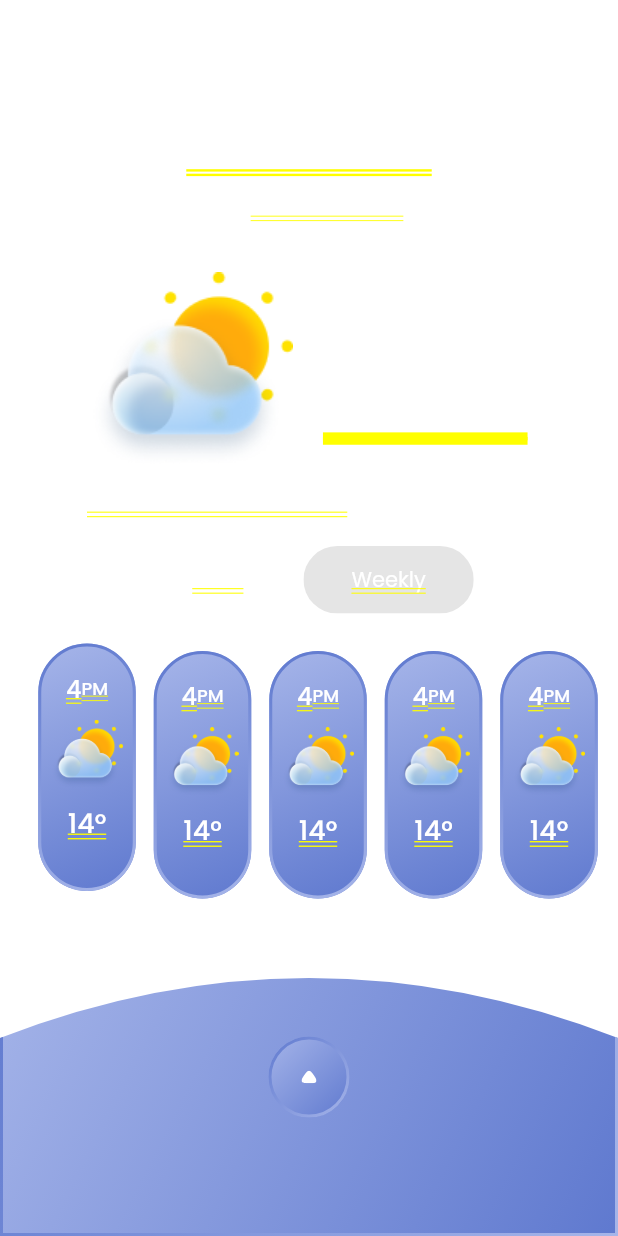
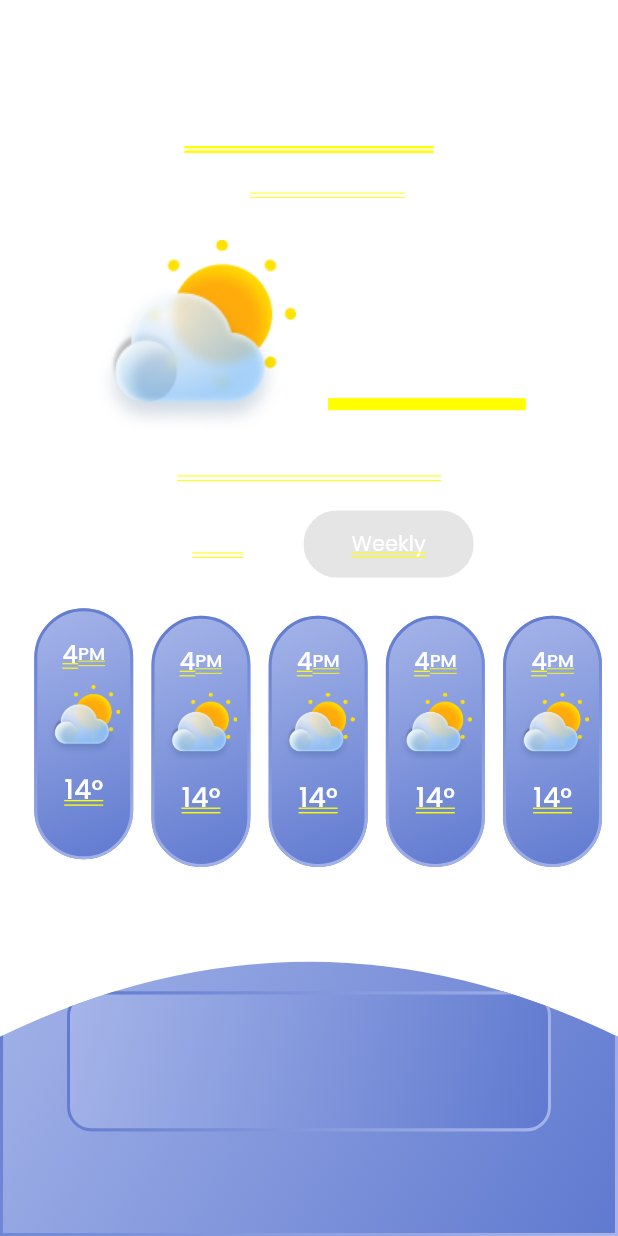
Before and after one commit to raufzer/clima-app, a Flutter app: the screen it shows after launch, on a phone screen of 412 x 824 dp. Run offline on Flutter 3.47's test engine with Material 3 defaults, Android fonts, the light colour scheme and no system bars; our stand-ins replace flutter_screenutil, flutter_svg, google_fonts, gradient_borders; missing offline and left inert: scaffold_gradient_background.

Commit message:
commit added

```diff
--- a/lib/main.dart
+++ b/lib/main.dart
@@ -1,8 +1,11 @@
 import 'package:flutter_screenutil/flutter_screenutil.dart';
 import 'package:flutter/material.dart';
 import 'package:meteoplus_app/screens/home_screen.dart';
+import 'package:flutter/services.dart';
 
 void main() {
+  WidgetsFlutterBinding.ensureInitialized();
+  SystemChrome.setEnabledSystemUIMode(SystemUiMode.immersive);
   runApp(const MeteoPlusApp());
 }
 
@@ -13,7 +16,8 @@
   Widget build(BuildContext context) {
     return ScreenUtilInit(
       designSize: const Size(375, 812),
-
+      minTextAdapt: true,
+      splitScreenMode: true,
       builder: (_, child) {
         return MaterialApp(
           debugShowCheckedModeBanner: false,
--- a/lib/screens/home_screen.dart
+++ b/lib/screens/home_screen.dart
@@ -1,7 +1,9 @@
 import 'package:flutter/material.dart';
+import 'package:flutter_screenutil/flutter_screenutil.dart';
 import 'package:meteoplus_app/utils/gradient__primary_colors.dart';
 import 'package:meteoplus_app/widgets/city_title_widget.dart';
 import 'package:meteoplus_app/widgets/current_location_widget.dart';
+import 'package:meteoplus_app/widgets/details_button.dart';
 import 'package:meteoplus_app/widgets/up_arrow_button.dart';
 import 'package:meteoplus_app/widgets/upward_slider.dart';
 import 'package:meteoplus_app/widgets/weather_hourly_list_view.dart';
@@ -16,38 +18,33 @@ class HomeScreen extends StatelessWidget {
   Widget build(BuildContext context) {
     return ScaffoldGradientBackground(
       gradient: gradientPrimaryColors,
-      body: const Column(
+      body: Column(
         mainAxisAlignment: MainAxisAlignment.start,
         children: [
           SizedBox(
-            height: 70,
+            height: 53.0.r,
           ),
-          CityTitle(),
-          CurrentLocation(),
+          const CityTitle(),
+          const CurrentLocation(),
           SizedBox(
-            height: 20,
+            height: 16.0.r,
           ),
-          WeatherStats(),
+          const WeatherStats(),
           SizedBox(
-            height: 18,
+            height: 18.0.r,
           ),
-          TimeSelector(),
+          const TimeSelector(),
           SizedBox(
-            height: 20,
+            height: 20.0.r,
           ),
-          WeatherHourlyView(),
-          CurvedContainer(
-            child: Center(
-              child: Stack(
-                children: [
-                  Text(
-                    'Hello, World!',
-                    style: TextStyle(fontSize: 20, fontWeight: FontWeight.bold),
-                  ),
-                  UpArrowButton(),
-                ],
-              ),
-            ),
+          const WeatherHourlyView(),
+          const CurvedContainer(
+            child: Column(
+              mainAxisAlignment: MainAxisAlignment.end,
+              children: [
+                DetailsButton()
+              ],
+            )
           ),
         ],
       ),
--- /dev/null
+++ b/lib/utils/curved_clipper_inverted.dart
@@ -0,0 +1,23 @@
+import 'package:flutter/material.dart';
+
+class InvertedCurvedClipper extends CustomClipper<Path> {
+  final double curveHeight;
+
+  InvertedCurvedClipper(this.curveHeight);
+
+  @override
+  Path getClip(Size size) {
+    final path = Path();
+    path.moveTo(0, 0);
+    path.lineTo(0, size.height - curveHeight);
+    path.quadraticBezierTo(size.width / 2, size.height, size.width, size.height - curveHeight);
+    path.lineTo(size.width, 0);
+    path.close();
+    return path;
+  }
+
+  @override
+  bool shouldReclip(covariant
+ CustomClipper<Path> oldClipper) => false;
+
+}
--- a/lib/widgets/city_title_widget.dart
+++ b/lib/widgets/city_title_widget.dart
@@ -1,4 +1,5 @@
 import 'package:flutter/material.dart';
+import 'package:flutter_screenutil/flutter_screenutil.dart';
 import 'package:google_fonts/google_fonts.dart';
 
 class CityTitle extends StatelessWidget {
@@ -7,12 +8,12 @@ class CityTitle extends StatelessWidget {
   @override
   Widget build(BuildContext context) {
     return SizedBox(
-      height: 60,
+      height: 60.0.r,
       child: Center(
         child: Text(
           'San Diego',
           style: GoogleFonts.poppins(
-            fontSize: 32,
+            fontSize: 32.0.r,
             fontWeight: FontWeight.w600,
             color: Colors.white,
           ),
--- a/lib/widgets/current_location_widget.dart
+++ b/lib/widgets/current_location_widget.dart
@@ -1,4 +1,5 @@
 import 'package:flutter/material.dart';
+import 'package:flutter_screenutil/flutter_screenutil.dart';
 import 'package:flutter_svg/svg.dart';
 import 'package:google_fonts/google_fonts.dart';
 
@@ -13,16 +14,16 @@ class CurrentLocation extends StatelessWidget {
         children: [
           SvgPicture.asset(
             'assets/icons/current_location.svg',
-            width: 16,
-            height: 16,
+            width: 16.0.r,
+            height: 16.0.r,
           ),
-          const SizedBox(
-            width: 8,
+           SizedBox(
+            width: 8.0.r,
           ),
           Text(
             'Current Location',
             style: GoogleFonts.poppins(
-              fontSize: 12,
+              fontSize: 12.0.r,
               fontWeight: FontWeight.w600,
               color: Colors.white,
             ),
--- /dev/null
+++ b/lib/widgets/details_button.dart
@@ -0,0 +1,28 @@
+import 'package:flutter/material.dart';
+import 'package:flutter_screenutil/flutter_screenutil.dart';
+import 'package:gradient_borders/box_borders/gradient_box_border.dart';
+import 'package:meteoplus_app/utils/gradient_button_colors.dart';
+
+class DetailsButton extends StatelessWidget {
+  const DetailsButton({super.key});
+
+  @override
+  Widget build(BuildContext context) {
+    return Expanded(
+      child: Center(
+        child: Container(
+          width: 318.0.r,
+          height: 92.0.r,
+          decoration: BoxDecoration(
+            borderRadius: BorderRadius.circular(16.0.r),
+            gradient: gradientButtonColors,
+            border: GradientBoxBorder(
+              gradient: gradientButtonColorsInverse,
+              width: 2.0.r,
+            ),
+          ),
+        ),
+      ),
+    );
+  }
+}
--- a/lib/widgets/upward_slider.dart
+++ b/lib/widgets/upward_slider.dart
@@ -1,4 +1,5 @@
 import 'package:flutter/material.dart';
+import 'package:flutter_screenutil/flutter_screenutil.dart';
 import 'package:gradient_borders/box_borders/gradient_box_border.dart';
 import 'package:meteoplus_app/utils/curved_clipper.dart';
 import 'package:meteoplus_app/utils/gradient_button_colors.dart';
@@ -13,16 +14,18 @@ class CurvedContainer extends StatelessWidget {
   @override
   Widget build(BuildContext context) {
     return Expanded(
+        flex: 2,
       child: ClipPath(
-        clipper: CurvedClipper(80),
+        clipper: CurvedClipper(100),
         child: Stack(
           children: [
             Container(
+
               decoration: BoxDecoration(
                 gradient: gradientButtonColors,
                 border: GradientBoxBorder(
                   gradient: gradientButtonColorsInverse,
-                  width: 2,
+                  width: 2.0.r,
                 ),
               ),
               child: child,
--- a/lib/widgets/weather_hourly_button.dart
+++ b/lib/widgets/weather_hourly_button.dart
@@ -1,4 +1,5 @@
 import 'package:flutter/material.dart';
+import 'package:flutter_screenutil/flutter_screenutil.dart';
 import 'package:google_fonts/google_fonts.dart';
 import 'package:meteoplus_app/utils/gradient_button_colors.dart';
 import 'package:gradient_borders/gradient_borders.dart';
@@ -15,22 +16,22 @@ class WeatherHourlyButton extends StatelessWidget {
       child: Column(
         children: [
           Container(
-            height: 165,
-            width: 65,
+            height: 165.0.r,
+            width: 65.0.r,
             decoration: BoxDecoration(
               borderRadius: BorderRadius.circular(100),
               gradient: gradientButtonColors,
               border: GradientBoxBorder(
                 gradient: gradientButtonColorsInverse,
-                width: 2,
+                width: 2.0.r,
               ),
             ),
             child: Column(
               mainAxisAlignment: MainAxisAlignment.start,
               crossAxisAlignment: CrossAxisAlignment.center,
               children: [
-                const SizedBox(
-                  height: 16,
+                SizedBox(
+                  height: 16.0.r,
                 ),
                 Row(
                   mainAxisAlignment: MainAxisAlignment.center,
@@ -38,7 +39,7 @@ class WeatherHourlyButton extends StatelessWidget {
                     Text(
                       '4',
                       style: GoogleFonts.poppins(
-                        fontSize: 16,
+                        fontSize: 16.0.r,
                         fontWeight: FontWeight.w500,
                         color: Colors.white,
                       ),
@@ -46,48 +47,48 @@ class WeatherHourlyButton extends StatelessWidget {
                     Text(
                       'PM',
                       style: GoogleFonts.poppins(
-                        fontSize: 12,
+                        fontSize: 12.0.r,
                         fontWeight: FontWeight.w500,
                         color: Colors.white,
                       ),
                     ),
                   ],
                 ),
-                const SizedBox(
-                  height: 8,
+                SizedBox(
+                  height: 8.0.r,
                 ),
                 Image.asset(
                   'assets/images/partly_cloudy.png',
-                  width: 48,
-                  height: 48,
+                  width: 48.0.r,
+                  height: 48.0.r,
                 ),
-                const SizedBox(
-                  height: 8,
+                SizedBox(
+                  height: 8.0.r,
                 ),
                 Text(
                   '14°',
                   style: GoogleFonts.poppins(
-                    fontSize: 18,
+                    fontSize: 18.0.r,
                     fontWeight: FontWeight.w500,
                     color: Colors.white,
                   ),
                 ),
-                const SizedBox(
-                  height: 16,
+                SizedBox(
+                  height: 16.0.r,
                 ),
               ],
             ),
           ),
-          const SizedBox(
-            height: 8,
+          SizedBox(
+            height: 8.0.r,
           ),
           if (currentTime)
             Positioned(
               bottom: 0,
               left: (65 - 10) / 2,
               child: Container(
-                width: 10.0,
-                height: 10.0,
+                width: 10.0.r,
+                height: 10.0.r,
                 decoration: const BoxDecoration(
                   color: Colors.white,
                   shape: BoxShape.circle,
--- a/lib/widgets/weather_hourly_list_view.dart
+++ b/lib/widgets/weather_hourly_list_view.dart
@@ -1,4 +1,5 @@
 import 'package:flutter/material.dart';
+import 'package:flutter_screenutil/flutter_screenutil.dart';
 import 'package:meteoplus_app/widgets/weather_hourly_button.dart';
 
 class WeatherHourlyView extends StatelessWidget {
@@ -6,37 +7,37 @@ class WeatherHourlyView extends StatelessWidget {
 
   @override
   Widget build(BuildContext context) {
-    return const SingleChildScrollView(
+    return SingleChildScrollView(
       scrollDirection: Axis.horizontal,
       child: Row(children: [
         SizedBox(
-          width: 12,
+          width: 12.0.r,
         ),
-        WeatherHourlyButton(
+        const WeatherHourlyButton(
           currentTime: true,
         ),
         SizedBox(
-          width: 12,
+          width: 12.0.r,
         ),
-        WeatherHourlyButton(
+        const WeatherHourlyButton(
           currentTime: false,
         ),
         SizedBox(
-          width: 12,
+          width: 12.0.r,
         ),
-        WeatherHourlyButton(
+        const WeatherHourlyButton(
           currentTime: false,
         ),
         SizedBox(
-          width: 12,
+          width: 12.0.r,
         ),
-        WeatherHourlyButton(
+        const WeatherHourlyButton(
           currentTime: false,
         ),
         SizedBox(
-          width: 12,
+          width: 12.0.r,
         ),
-        WeatherHourlyButton(
+        const WeatherHourlyButton(
           currentTime: false,
         ),
       ]),
--- a/lib/widgets/weather_stats_widget.dart
+++ b/lib/widgets/weather_stats_widget.dart
@@ -1,4 +1,5 @@
 import 'package:flutter/material.dart';
+import 'package:flutter_screenutil/flutter_screenutil.dart';
 // import 'package:flutter_svg/svg.dart';
 import 'package:google_fonts/google_fonts.dart';
 
@@ -18,21 +19,21 @@ class WeatherStats extends StatelessWidget {
             //   height: 130,
             // ),
             Container(
-              margin: const EdgeInsets.only(left: 25),
+              margin: const EdgeInsets.only(left: 25).r,
               child: Image.asset(
                 'assets/images/partly_cloudy.png',
-                width: 135,
-                height: 130,
+                width: 135.0.r,
+                height: 130.0.r,
               ),
             ),
-            const SizedBox(width: 20),
+            SizedBox(width: 20.0.r),
             Container(
-              margin: const EdgeInsets.only(right: 25),
+              margin: const EdgeInsets.only(right: 25).r,
               child: FittedBox(
                 child: Text(
                   '14°',
                   style: GoogleFonts.poppins(
-                    fontSize: 105,
+                    fontSize: 100.0.r,
                     fontWeight: FontWeight.w300,
                     color: Colors.white,
                   ),
@@ -44,16 +45,14 @@ class WeatherStats extends StatelessWidget {
         Row(
           mainAxisAlignment: MainAxisAlignment.center,
           children: [
-            Expanded(
-              child: Container(
-                margin: const EdgeInsets.only(right: 58, left: 58),
-                child: Text(
-                  'Partly Cloud  -  H:17°  L:4°',
-                  style: GoogleFonts.poppins(
-                    fontSize: 14,
-                    fontWeight: FontWeight.w600,
-                    color: Colors.white,
-                  ),
+            Container(
+              margin: EdgeInsets.only(right: 58.0.r, left: 58.0.r),
+              child: Text(
+                'Partly Cloud  -  H:17°  L:4°',
+                style: GoogleFonts.poppins(
+                  fontSize: 14.0.r,
+                  fontWeight: FontWeight.w600,
+                  color: Colors.white,
                 ),
               ),
             ),
```
Also changed, not shown: 1 other file.
